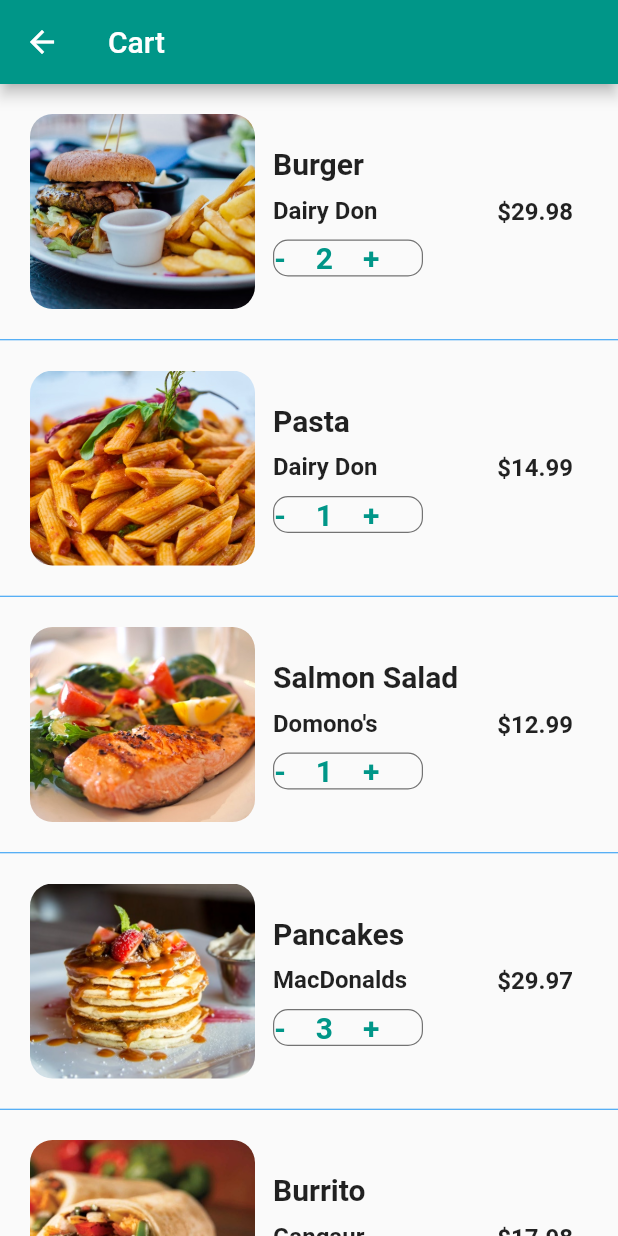
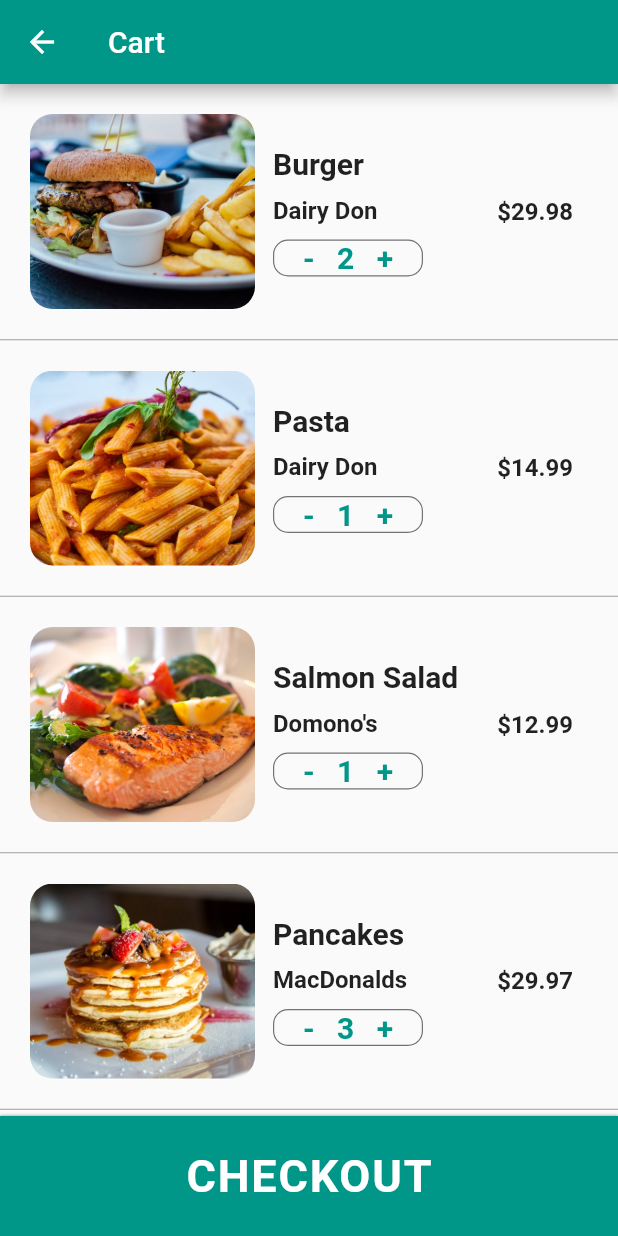
Before and after one commit to hardikothiya/food_del, a Flutter app: the CartScreen screen opened directly, on a phone screen of 412 x 824 dp. Run offline on Flutter 3.47's test engine with Material 2 defaults, Android fonts, the phone set to English and light mode, and no system bars.

```diff
--- a/lib/screens/cart_screen.dart
+++ b/lib/screens/cart_screen.dart
@@ -34,6 +34,7 @@ class _CartScreenState extends State<CartScreen> {
                       order.food.name,
                       style: TextStyle(
                           fontSize: 20.0, fontWeight: FontWeight.bold),
+                      overflow: TextOverflow.ellipsis,
                     ),
                     SizedBox(height: 10),
                     Text(
@@ -50,6 +51,7 @@ class _CartScreenState extends State<CartScreen> {
                         border: Border.all(width: 0.8, color: Colors.black54),
                       ),
                       child: Row(
+                        mainAxisAlignment: MainAxisAlignment.center,
                         children: [
                           GestureDetector(
                             onTap: () {},
@@ -61,7 +63,7 @@ class _CartScreenState extends State<CartScreen> {
                                   fontWeight: FontWeight.w700),
                             ),
                           ),
-                          SizedBox(width: 20),
+                          SizedBox(width: 15),
                           Text(
                             order.quantity.toString(),
                             style: TextStyle(
@@ -69,7 +71,7 @@ class _CartScreenState extends State<CartScreen> {
                                 fontSize: 20,
                                 fontWeight: FontWeight.w700),
                           ),
-                          SizedBox(width: 20),
+                          SizedBox(width: 15),
                           GestureDetector(
                             onTap: () {},
                             child: Text(
@@ -134,13 +136,18 @@ class _CartScreenState extends State<CartScreen> {
               Row(
                 mainAxisAlignment: MainAxisAlignment.spaceBetween,
                 children: [
-                  Text('Estimated deliver time :',
+                  Text('Amount to be paid :',
                       style: TextStyle(
                           fontSize: 20.0, fontWeight: FontWeight.bold)),
-                  Text(' 25 Min',
+                  Text(' \$${totalPrice.toStringAsFixed(2)}',
                       style: TextStyle(
-                          fontSize: 20.0, fontWeight: FontWeight.bold))
+                          color: Colors.green,
+                          fontSize: 20.0,
+                          fontWeight: FontWeight.bold))
                 ],
+              ),
+              SizedBox(
+                height: 80,
               )
             ],
           );
@@ -148,9 +155,31 @@ class _CartScreenState extends State<CartScreen> {
         separatorBuilder: (BuildContext context, int index) {
           return Divider(
             height: 1,
-            color: Colors.blue,
+            color: Colors.grey,
           );
         },
+      ),
+      bottomSheet: Container(
+        width: MediaQuery.of(context).size.width,
+        height: 80.0,
+        decoration: BoxDecoration(
+          color: Theme.of(context).primaryColor,
+          boxShadow: [
+            BoxShadow(
+                offset: Offset(0, -1), color: Colors.black26, blurRadius: 0.6),
+          ],
+        ),
+        child: TextButton(
+          onPressed: null,
+          child: Text(
+            'CHECKOUT',
+            style: TextStyle(
+                fontSize: 30,
+                fontWeight: FontWeight.bold,
+                letterSpacing: 1.2,
+                color: Colors.white),
+          ),
+        ),
       ),
     );
   }
```
